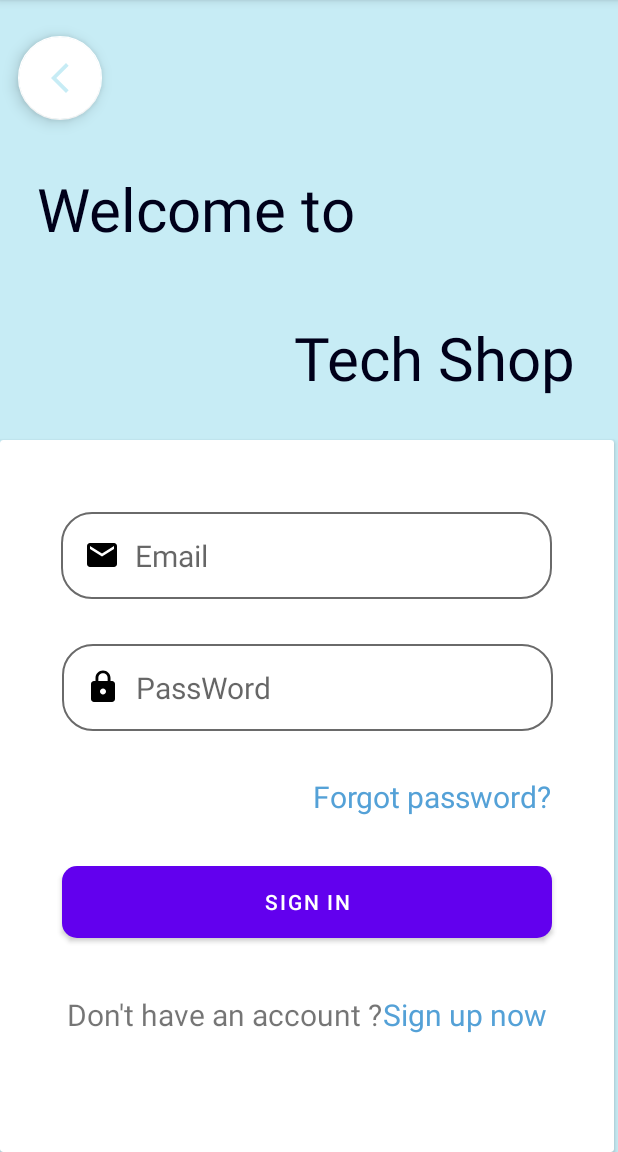
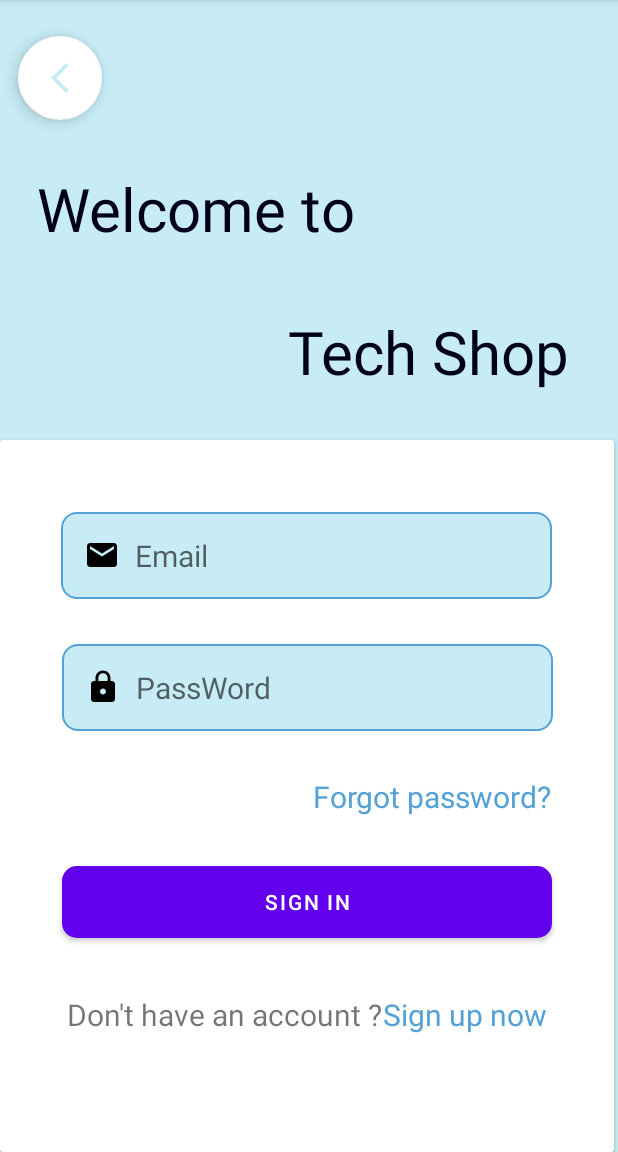
Before and after one commit to ttruongg/MoblieApp, an Android app: the LoginActivity screen opened directly, with no data from a screen before it, on a phone screen of 412 x 824 dp, the part 84-1236 px from its top. Run offline under Robolectric (Android 15) with nearby library versions, the phone set to English and light mode, and no system bars.

Commit message:
adjust corner

```diff
--- a/app/src/main/res/drawable/edit_text_bg.xml
+++ b/app/src/main/res/drawable/edit_text_bg.xml
@@ -1,8 +1,8 @@
 <?xml version="1.0" encoding="utf-8"?>
 <shape xmlns:android="http://schemas.android.com/apk/res/android">
 
-    <corners android:radius="20dp"/>
-    <solid android:color="@color/white"/>
-    <stroke android:color="#6a6a6a" android:width="1dp"/>
+    <corners android:radius="10dp"/>
+    <solid android:color="@color/light_blue"/>
+    <stroke android:color="@color/second_blue" android:width="1dp"/>
 
 </shape>
--- a/app/src/main/res/layout/activity_login.xml
+++ b/app/src/main/res/layout/activity_login.xml
@@ -48,8 +48,8 @@
         android:id="@+id/TextView_TechApp"
         android:layout_width="wrap_content"
         android:layout_height="wrap_content"
-        android:layout_marginEnd="28dp"
-        android:layout_marginBottom="28dp"
+        android:layout_marginEnd="32dp"
+        android:layout_marginBottom="32dp"
         android:text="Tech Shop"
         android:textColor="@color/dark_blue"
         android:textSize="40sp"
@@ -60,6 +60,7 @@
         android:id="@+id/cardView"
         android:layout_width="409dp"
         android:layout_height="0dp"
+        app:cardCornerRadius="2dp"
         app:layout_constraintBottom_toBottomOf="parent"
         app:layout_constraintEnd_toEndOf="parent"
         app:layout_constraintHorizontal_bias="0.0"
```
